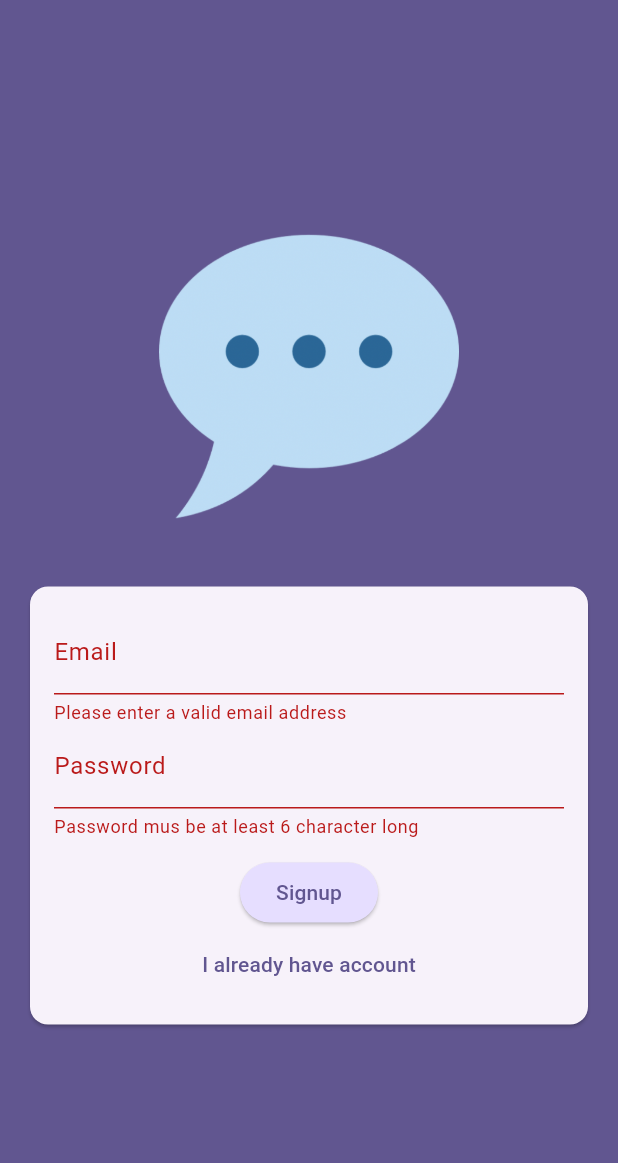
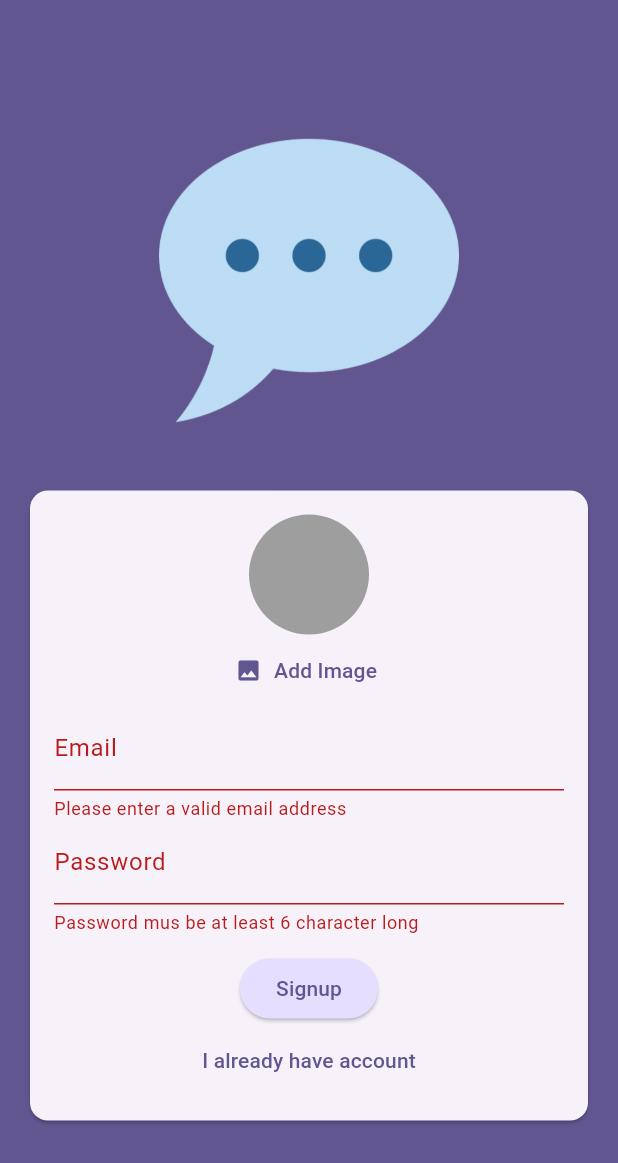
Before and after one commit to aibat-t/chat_app, a Flutter app: the screen it shows after launch, after a tap on "Login", after a tap on "Create account", on a phone screen of 412 x 824 dp. Shown: the top 1163 px of the screen. Run offline on Flutter 3.47's test engine with Material 3 defaults, Android fonts, the phone set to English and light mode, and no system bars; our stand-ins replace firebase_auth, firebase_core, firebase_storage, image_picker; accounts and stored records are empty; generated files the repository leaves out were written again.

Commit message:
added firebase storage and image_picker to store jpg

```diff
--- a/lib/screens/auth.dart
+++ b/lib/screens/auth.dart
@@ -1,3 +1,7 @@
+import 'dart:io';
+
+import 'package:chat_app/widgets/user_image_picker.dart';
+import 'package:firebase_storage/firebase_storage.dart';
 import 'package:flutter/material.dart';
 import 'package:firebase_auth/firebase_auth.dart';
 
@@ -17,11 +21,16 @@ class _AuthScreenState extends State<AuthScreen> {
   var _isLogin = true;
   var _enteredEmail = '';
   var _enteredPassword = '';
+  File? _selectedImage;
 
   void _submit() async {
     final isValid = _formKey.currentState!.validate();
 
     if (!isValid) {
+      return;
+    }
+
+    if (!_isLogin && _selectedImage == null) {
       return;
     }
 
@@ -37,6 +46,14 @@ class _AuthScreenState extends State<AuthScreen> {
           email: _enteredEmail,
           password: _enteredPassword,
         );
+        final storageRef = FirebaseStorage.instance
+            .ref()
+            .child('user_images')
+            .child('${userCredentials.user!.uid}.jpg');
+
+        await storageRef.putFile(_selectedImage!);
+        final imageUrl = await storageRef.getDownloadURL();
+        print(imageUrl);
       }
     } on FirebaseAuthException catch (error) {
       ScaffoldMessenger.of(context).clearSnackBars();
@@ -77,6 +94,12 @@ class _AuthScreenState extends State<AuthScreen> {
                       child: Column(
                         mainAxisSize: MainAxisSize.min,
                         children: [
+                          if (!_isLogin)
+                            UserImagePicker(
+                              onPickImage: (pickedImage) {
+                                _selectedImage = pickedImage;
+                              },
+                            ),
                           TextFormField(
                             decoration:
                                 const InputDecoration(label: Text('Email')),
--- /dev/null
+++ b/lib/widgets/user_image_picker.dart
@@ -0,0 +1,58 @@
+import 'dart:io';
+
+import 'package:flutter/material.dart';
+import 'package:image_picker/image_picker.dart';
+
+class UserImagePicker extends StatefulWidget {
+  const UserImagePicker({super.key, required this.onPickImage});
+
+  final void Function(File pickedImage) onPickImage;
+
+  @override
+  State<UserImagePicker> createState() {
+    return _UserImagePicker();
+  }
+}
+
+class _UserImagePicker extends State<UserImagePicker> {
+  File? _pickedImage;
+
+  void _pickImage() async {
+    final pickedImage = await ImagePicker().pickImage(
+      source: ImageSource.camera, imageQuality: 50, maxWidth: 150,);
+
+    if(pickedImage == null) {
+      return;
+    }
+
+    setState(() {
+      _pickedImage = File(pickedImage.path);
+    });
+    widget.onPickImage(_pickedImage!);
+  }
+
+  @override
+  Widget build(BuildContext context) {
+    return Column(
+      children: [
+        CircleAvatar(
+          radius: 40,
+          backgroundColor: Colors.grey,
+          foregroundImage: _pickedImage != null ? FileImage(_pickedImage!) : null,
+        ),
+        TextButton.icon(
+            onPressed: _pickImage,
+            icon: const Icon(Icons.image),
+            label: Text(
+              'Add Image',
+              style: TextStyle(
+                color: Theme
+                    .of(context)
+                    .colorScheme
+                    .primary,
+              ),
+            ))
+      ],
+    );
+  }
+}
--- a/pubspec.yaml
+++ b/pubspec.yaml
@@ -38,6 +38,8 @@ dependencies:
   dio: ^5.4.3+1
   firebase_core: ^2.27.0
   firebase_auth: ^4.17.8
+  firebase_storage: ^11.6.9
+  image_picker: ^1.0.8
 
 dev_dependencies:
   flutter_test:
```
Also changed, not shown: pubspec.lock, 6 other files.
